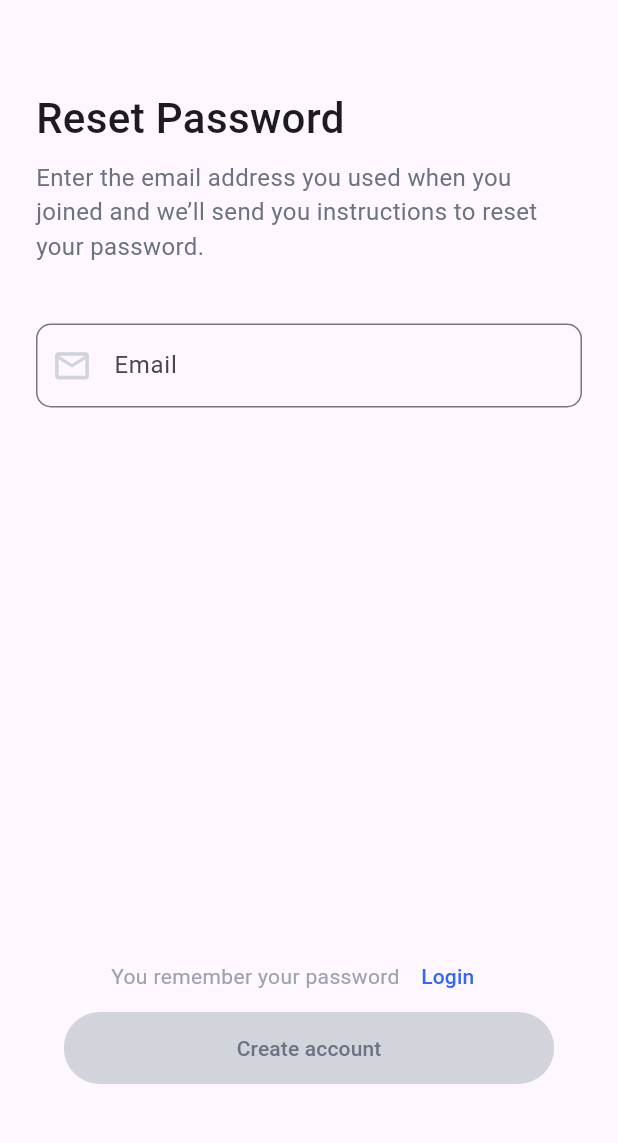
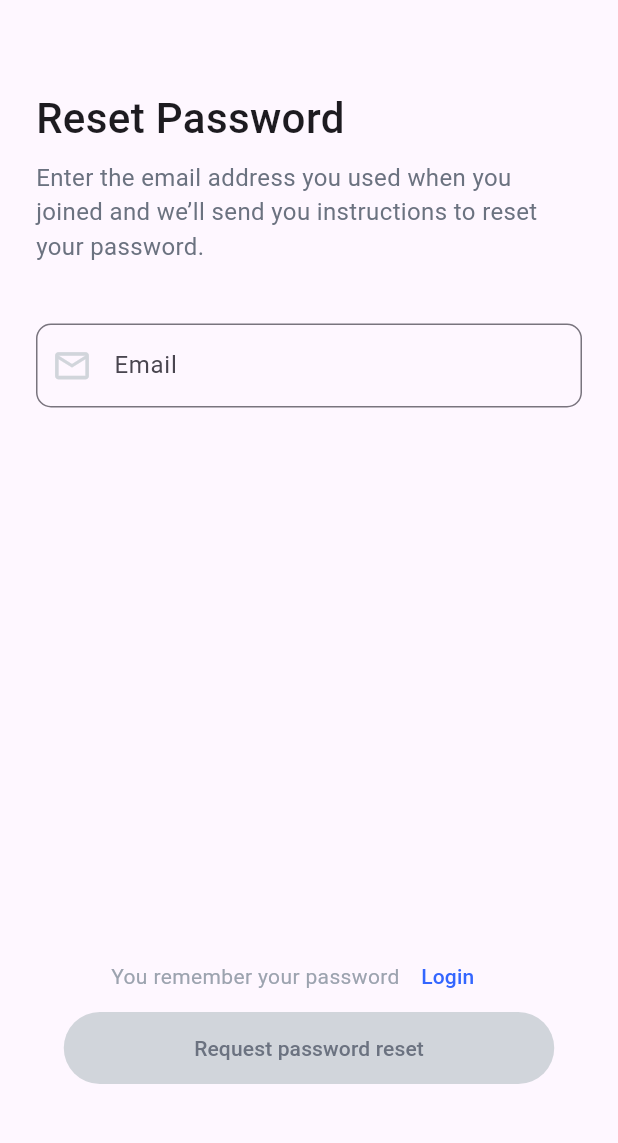
Before and after one commit to hossa007/jobsque, a Flutter app: the PassForget screen opened directly, on a phone screen of 412 x 824 dp, the part 74-1217 px from its top. Run offline on Flutter 3.47's test engine with Material 3 defaults, Android fonts, the phone set to English and light mode, and no system bars; our stand-ins replace animate_do, dio, flutter_spinkit; network calls fail.

Commit message:
laptop
7/29

```diff
--- /dev/null
+++ b/lib/desgin/app_img.dart
@@ -0,0 +1,29 @@
+import 'package:flutter/material.dart';
+
+class AppImg extends StatelessWidget {
+  final String path;
+  final double? height,width;
+  final BoxFit fit;
+  final Color? color;
+  const AppImg({super.key, required this.path, this.height, this.width,  this.fit = BoxFit.scaleDown,  this.color});
+
+  @override
+  Widget build(BuildContext context) {
+    if(path.startsWith("http")){
+      return Image.network(
+        path,
+      fit: fit,
+        width: width,
+        height: height,
+        color: color,
+      );
+    }
+
+   return Image.asset("assets/img/$path",
+     fit: fit,
+     width: width,
+     height: height,
+     color: color,);
+  }
+
+}
--- a/lib/forgot_password/forget_password_view.dart
+++ b/lib/forgot_password/forget_password_view.dart
@@ -1,9 +1,10 @@
 import 'package:flutter/material.dart';
+import 'package:jobsque/desgin/app_img.dart';
 
 import '../create_account/create_view.dart';
 import '../sign_up/sing_up_view.dart';
 
-class PassForget extends StatefulWidget{
+class PassForget extends StatefulWidget {
   const PassForget({super.key});
 
   @override
@@ -15,9 +16,8 @@ class _PassForgetState extends State<PassForget> {
 
   @override
   Widget build(BuildContext context) {
-
     return Scaffold(
-      body:SafeArea(
+      body: SafeArea(
         child: SingleChildScrollView(
           child: Padding(
             padding: EdgeInsets.symmetric(
@@ -32,15 +32,16 @@ class _PassForgetState extends State<PassForget> {
                     child: Row(
                       mainAxisAlignment: MainAxisAlignment.spaceBetween,
                       children: [
-
-                        IconButton(onPressed: () {
-                          Navigator.push(context, MaterialPageRoute(builder: (context) => SingUpView(),));
-                        }, icon: Icon(Icons.arrow_back)),
-                        Image.asset(
-                          "assets/img/Logo.png",
-                          width: 81,
-                          height: 19,
-                        ),
+                        IconButton(
+                            onPressed: () {
+                              Navigator.push(
+                                  context,
+                                  MaterialPageRoute(
+                                    builder: (context) => SingUpView(),
+                                  ));
+                            },
+                            icon: Icon(Icons.arrow_back)),
+                        AppImg(path: "Logo.png", width: 81, height: 19),
                       ],
                     )),
                 SizedBox(
@@ -48,8 +49,7 @@ class _PassForgetState extends State<PassForget> {
                 ),
                 Text(
                   "Reset Password",
-                  style:
-                  TextStyle(fontSize: 28, fontWeight: FontWeight.w500),
+                  style: TextStyle(fontSize: 28, fontWeight: FontWeight.w500),
                 ),
                 SizedBox(
                   height: 8,
@@ -64,37 +64,35 @@ class _PassForgetState extends State<PassForget> {
                 SizedBox(
                   height: 40,
                 ),
-
                 TextFormField(
                   onTapOutside: (event) {
                     FocusScope.of(context).unfocus();
-                    setState(() {
-
-                    });
-                  } ,
+                    setState(() {});
+                  },
 
                   controller: emailController,
                   decoration: InputDecoration(
                       focusedBorder: OutlineInputBorder(
                           borderSide: BorderSide(
-                            width: 2.0,
-                            color: Color(0xff3366FF),
-                          )),
-                      prefixIcon: Icon(Icons.email_outlined,color: Color(0xffD1D5DB),size: 27,),
+                        width: 2.0,
+                        color: Color(0xff3366FF),
+                      )),
+                      prefixIcon: Icon(
+                        Icons.email_outlined,
+                        color: Color(0xffD1D5DB),
+                        size: 27,
+                      ),
                       hintText: "Email",
                       border: OutlineInputBorder(
                           borderRadius: BorderRadius.circular(10.0))),
                   obscureText: false, // Hide the entered text for passwords
                 ),
-
                 SizedBox(
                   height: 250,
                 ),
-
                 SizedBox(
                   height: 105,
                 ),
-
                 Container(
                   padding: EdgeInsets.symmetric(horizontal: 50),
                   child: Row(
@@ -107,7 +105,13 @@ class _PassForgetState extends State<PassForget> {
                             color: Color(0xff9CA3AF)),
                       ),
                       TextButton(
-                          onPressed: () {},
+                          onPressed: () {
+                            Navigator.push(
+                                context,
+                                MaterialPageRoute(
+                                  builder: (context) => SingUpView(),
+                                ));
+                          },
                           child: Text("Login",
                               style: TextStyle(
                                   fontSize: 14,
@@ -116,28 +120,27 @@ class _PassForgetState extends State<PassForget> {
                     ],
                   ),
                 ),
-                Center(
+               Center(
                     child: SizedBox(
                         height: 48,
                         width: 327,
                         child: FilledButton(
-
                             style: ButtonStyle(
-
                                 backgroundColor: MaterialStatePropertyAll(
-                                     emailController.text.isEmpty
+                                    emailController.text.isEmpty
                                         ? Color(0xffD1D5DB)
                                         : Theme.of(context).primaryColor)),
                             onPressed: () {},
                             child: Text(
-                              "Create account",
+                              "Request password reset",
                               style: TextStyle(
-                                  color:
-                                      emailController.text.isEmpty
+                                  color: emailController.text.isEmpty
                                       ? Color(0xff6B7280)
                                       : Colors.white),
-                            )))),
-
+                            )
+                        )
+                    )
+                ),
                 SizedBox(
                   height: 20,
                 ),
@@ -146,7 +149,6 @@ class _PassForgetState extends State<PassForget> {
           ),
         ),
       ),
-
     );
   }
 }
--- a/lib/main.dart
+++ b/lib/main.dart
@@ -24,7 +24,7 @@ class MyApp extends StatelessWidget {
 
       debugShowCheckedModeBanner: false,
       title: 'Flutter Demo',
-      home:CreateAccount(),
+      home:PassForget(),
     );
   }
 }
```
Also changed, not shown: lib/create_account/create_view.dart (+6 -1 lines).
